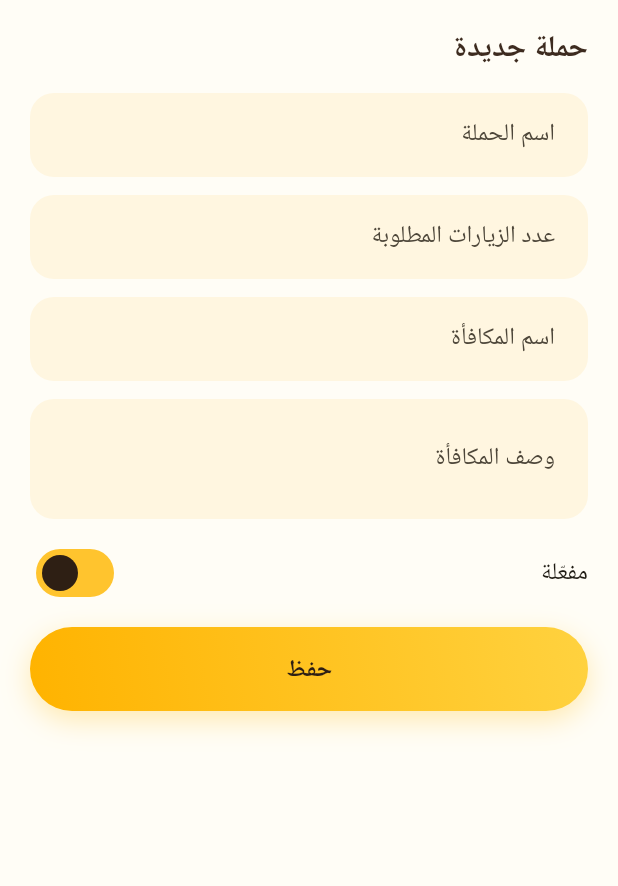
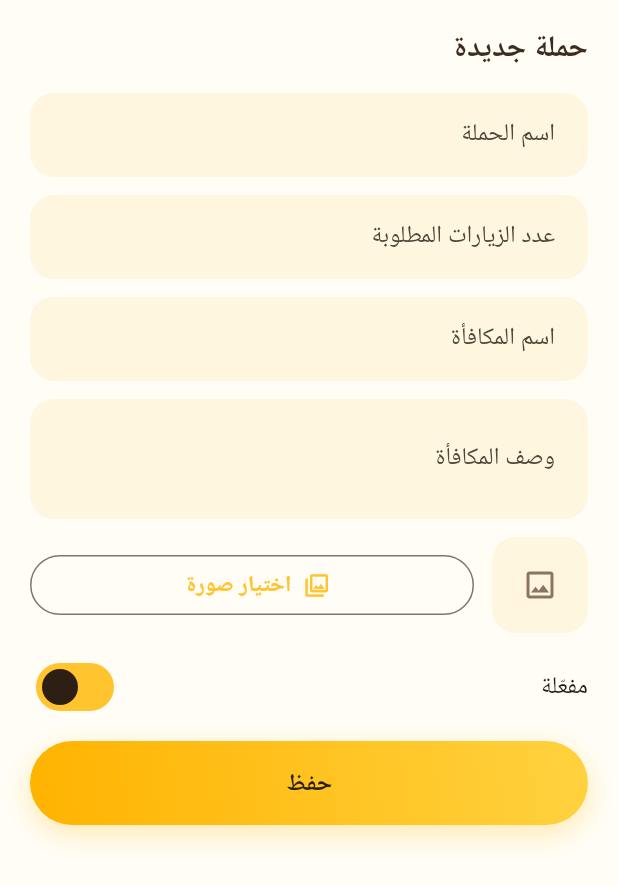
Before and after one commit to ammarnabileg/start, a Flutter app: the _CampaignEditor widget shown alone on an empty page, opened directly, on a phone screen of 412 x 824 dp. Shown: the top 886 px of the screen. Run offline on Flutter 3.47's test engine with Material 3 defaults, Android fonts, the phone set to English and light mode, and no system bars; our stand-ins replace cached_network_image, firebase_core, firebase_messaging, fl_chart, flutter_animate, flutter_image_compress and 11 more; missing offline and left inert: geofence_service, mobile_scanner, screen_brightness; accounts and stored records are empty; Roboto replaces fonts that are missing (Tajawal); project files that could hold a hidden picture were left out.

```diff
--- a/loyalty-platform/apps/merchant_app/lib/features/management/campaigns_screen.dart
+++ b/loyalty-platform/apps/merchant_app/lib/features/management/campaigns_screen.dart
@@ -4,6 +4,7 @@ import 'package:flutter_riverpod/flutter_riverpod.dart';
 import 'package:loyalty_core/loyalty_core.dart';
 import 'package:supabase_flutter/supabase_flutter.dart';
 
+import '../../core/media_storage.dart';
 import '../../core/merchant_providers.dart';
 
 /// قائمة حملات الزيارة من جدول visit_campaigns.
@@ -128,6 +129,57 @@ class _ActiveChip extends StatelessWidget {
       );
 }
 
+/// حقل اختيار صورة مع معاينة، يُستخدم في محرّر الحملة.
+class _ImagePickerField extends StatelessWidget {
+  final String? imageUrl;
+  final bool uploading;
+  final VoidCallback onPick;
+  const _ImagePickerField({
+    required this.imageUrl,
+    required this.uploading,
+    required this.onPick,
+  });
+
+  @override
+  Widget build(BuildContext context) {
+    final hasImage = imageUrl != null && imageUrl!.isNotEmpty;
+    return Row(
+      children: [
+        Container(
+          width: 64,
+          height: 64,
+          decoration: BoxDecoration(
+            color: AppColors.surfaceCream,
+            borderRadius: BorderRadius.circular(AppRadii.md),
+            image: hasImage
+                ? DecorationImage(
+                    image: NetworkImage(imageUrl!), fit: BoxFit.cover)
+                : null,
+          ),
+          child: hasImage
+              ? null
+              : const Icon(Icons.image_outlined,
+                  color: AppColors.textSecondary),
+        ),
+        const SizedBox(width: 12),
+        Expanded(
+          child: OutlinedButton.icon(
+            onPressed: uploading ? null : onPick,
+            icon: uploading
+                ? const SizedBox(
+                    width: 18,
+                    height: 18,
+                    child: CircularProgressIndicator(strokeWidth: 2),
+                  )
+                : const Icon(Icons.photo_library_outlined),
+            label: const Text('اختيار صورة'),
+          ),
+        ),
+      ],
+    );
+  }
+}
+
 class _CampaignEditor extends ConsumerStatefulWidget {
   final Map<String, dynamic>? existing;
   const _CampaignEditor({this.existing});
@@ -142,6 +194,8 @@ class _CampaignEditorState extends ConsumerState<_CampaignEditor> {
   late final TextEditingController _rewardName;
   late final TextEditingController _rewardDesc;
   late bool _active;
+  String? _imageUrl;
+  bool _uploading = false;
   bool _busy = false;
 
   @override
@@ -156,6 +210,29 @@ class _CampaignEditorState extends ConsumerState<_CampaignEditor> {
     _rewardDesc =
         TextEditingController(text: e?['reward_description'] as String? ?? '');
     _active = e?['active'] as bool? ?? true;
+    _imageUrl = e?['reward_image_url'] as String?;
+  }
+
+  Future<void> _pickImage() async {
+    setState(() => _uploading = true);
+    try {
+      final staff = await ref.read(currentStaffProvider.future);
+      final url = await MediaStorage.pickAndUpload(
+        bucket: 'merchant-media',
+        folder: staff.merchantId,
+      );
+      if (!mounted) return;
+      if (url != null) {
+        setState(() => _imageUrl = url);
+        AppFeedback.toast(context, 'تم رفع الصورة');
+      } else {
+        AppFeedback.toast(context, 'تعذّر رفع الصورة', error: true);
+      }
+    } catch (_) {
+      if (mounted) AppFeedback.toast(context, 'تعذّر رفع الصورة', error: true);
+    } finally {
+      if (mounted) setState(() => _uploading = false);
+    }
   }
 
   @override
@@ -178,7 +255,7 @@ class _CampaignEditorState extends ConsumerState<_CampaignEditor> {
         'required_visits': int.tryParse(_visits.text.trim()) ?? 0,
         'reward_name': _rewardName.text.trim(),
         'reward_description': _rewardDesc.text.trim(),
-        // TODO: رفع صورة المكافأة عبر image_picker + flutter_image_compress → reward_image_url
+        'reward_image_url': _imageUrl,
         'active': _active,
       };
       final client = Supabase.instance.client;
@@ -246,11 +323,16 @@ class _CampaignEditorState extends ConsumerState<_CampaignEditor> {
                   (v == null || v.trim().isEmpty) ? 'مطلوب' : null,
             ),
             const SizedBox(height: 12),
-            // TODO: زر اختيار صورة المكافأة (image_picker).
             TextFormField(
               controller: _rewardDesc,
               decoration: const InputDecoration(labelText: 'وصف المكافأة'),
               maxLines: 2,
+            ),
+            const SizedBox(height: 12),
+            _ImagePickerField(
+              imageUrl: _imageUrl,
+              uploading: _uploading,
+              onPick: _pickImage,
             ),
             const SizedBox(height: 8),
             SwitchListTile(
--- a/loyalty-platform/apps/merchant_app/pubspec.yaml
+++ b/loyalty-platform/apps/merchant_app/pubspec.yaml
@@ -33,6 +33,8 @@ dependencies:
   flutter_secure_storage: ^9.2.2
   intl: any
   flutter_animate: ^4.5.0
+  flutter_map: ^7.0.2
+  latlong2: ^0.9.1
 
 dev_dependencies:
   flutter_lints: ^4.0.0
```
Also changed, not shown: loyalty-platform/apps/merchant_app/lib/core/map_picker_screen.dart (added, +95 -0 lines), loyalty-platform/apps/merchant_app/lib/core/media_storage.dart (added, +46 -0 lines), loyalty-platform/apps/merchant_app/lib/features/auth/register_business_screen.dart (+54 -24 lines), loyalty-platform/apps/merchant_app/lib/features/management/branches_screen.dart (+17 -7 lines), loyalty-platform/apps/merchant_app/lib/features/management/rewards_screen.dart (+93 -6 lines).
